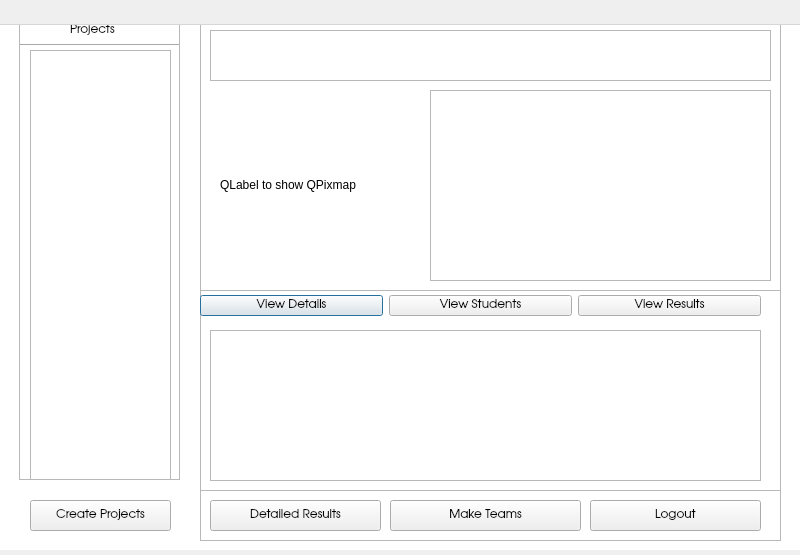
First picture: the form in manageprojectsview.ui, repository abhinavthukral28/stuPID, before the edit.
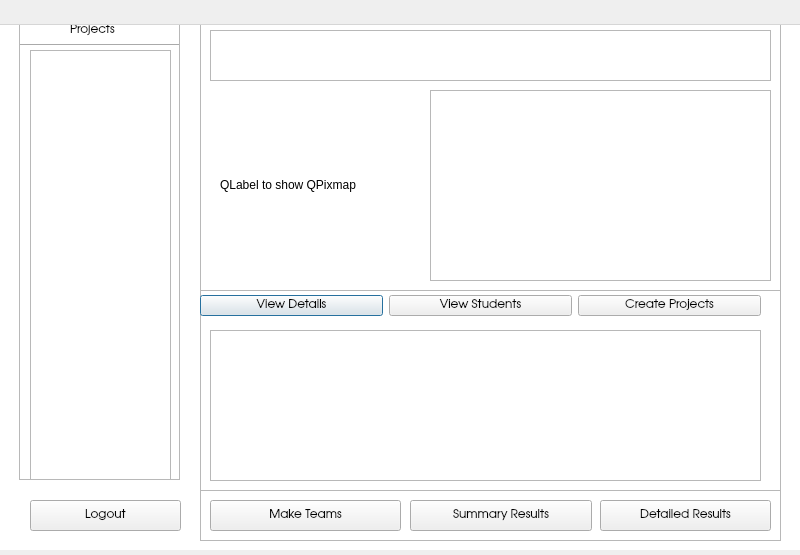
Second picture: the form after the edit.

The edit to the form file:
```diff
--- a/manageprojectsview.ui
+++ b/manageprojectsview.ui
@@ -249,14 +249,14 @@
         </widget>
        </item>
        <item>
-        <widget class="QPushButton" name="viewResultButton">
+        <widget class="QPushButton" name="createProjectButton">
          <property name="font">
           <font>
            <family>URW Gothic L</family>
           </font>
          </property>
          <property name="text">
-          <string>View Results</string>
+          <string>Create Projects</string>
          </property>
         </widget>
        </item>
@@ -270,7 +270,7 @@
     <widget class="QPushButton" name="makeTeamsButton">
      <property name="geometry">
       <rect>
-       <x>190</x>
+       <x>10</x>
        <y>480</y>
        <width>191</width>
        <height>31</height>
@@ -285,28 +285,10 @@
       <string>Make Teams</string>
      </property>
     </widget>
-    <widget class="QPushButton" name="pushButton">
-     <property name="geometry">
-      <rect>
-       <x>390</x>
-       <y>480</y>
-       <width>171</width>
-       <height>31</height>
-      </rect>
-     </property>
-     <property name="font">
-      <font>
-       <family>URW Gothic L</family>
-      </font>
-     </property>
-     <property name="text">
-      <string>Logout</string>
-     </property>
-    </widget>
     <widget class="QPushButton" name="detailedResult">
      <property name="geometry">
       <rect>
-       <x>10</x>
+       <x>400</x>
        <y>480</y>
        <width>171</width>
        <height>31</height>
@@ -321,13 +303,31 @@
       <string>Detailed Results</string>
      </property>
     </widget>
+    <widget class="QPushButton" name="viewResultButton">
+     <property name="geometry">
+      <rect>
+       <x>210</x>
+       <y>480</y>
+       <width>182</width>
+       <height>31</height>
+      </rect>
+     </property>
+     <property name="font">
+      <font>
+       <family>URW Gothic L</family>
+      </font>
+     </property>
+     <property name="text">
+      <string>Summary Results</string>
+     </property>
+    </widget>
    </widget>
-   <widget class="QPushButton" name="createProjectButton">
+   <widget class="QPushButton" name="pushButton">
     <property name="geometry">
      <rect>
       <x>30</x>
       <y>500</y>
-      <width>141</width>
+      <width>151</width>
       <height>31</height>
      </rect>
     </property>
@@ -337,7 +337,7 @@
      </font>
     </property>
     <property name="text">
-     <string>Create Projects</string>
+     <string>Logout</string>
     </property>
    </widget>
    <zorder>frame</zorder>
```
Left out of the diff: 5 changed lines with no effect on the pictures.
